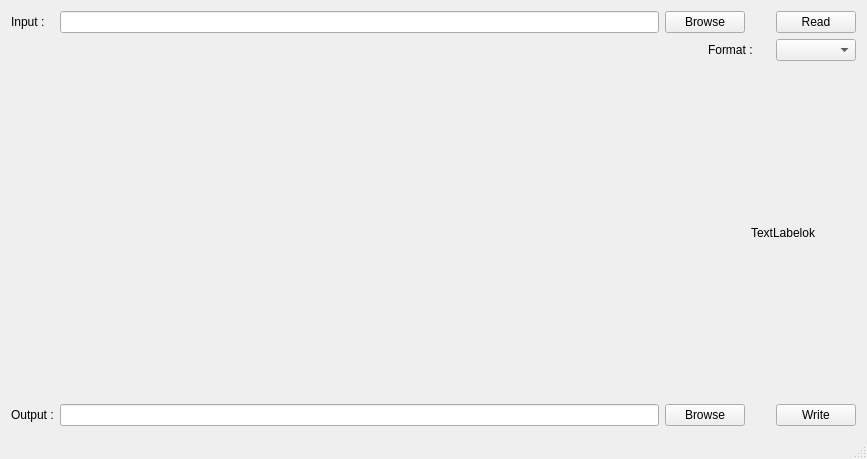
This is mainwindow.ui in thomaslepoix/Qucs-RFlayout as Qt 5 draws it before an edit. The edited form follows.
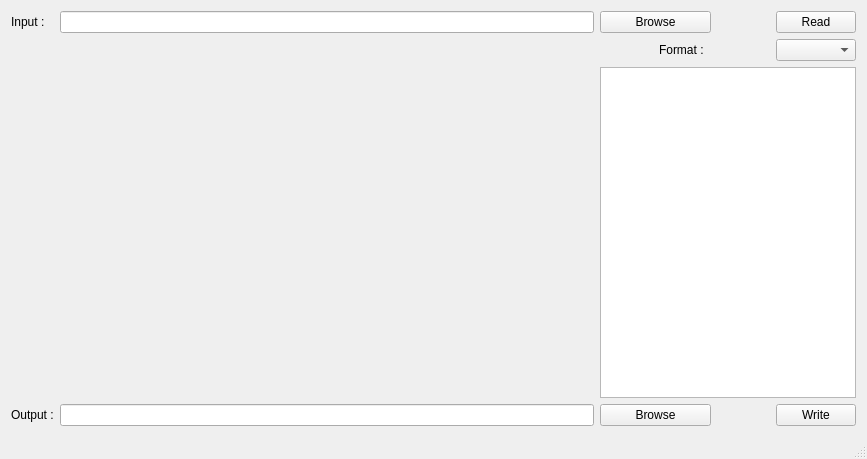
This is the edited form. Custom widgets are drawn as their Qt base class.

```diff
--- a/mainwindow.ui
+++ b/mainwindow.ui
@@ -32,13 +32,6 @@
     <item row="1" column="5">
      <widget class="QComboBox" name="cb_format"/>
     </item>
-    <item row="2" column="4" colspan="2">
-     <widget class="QLabel" name="l_debug">
-      <property name="text">
-       <string>TextLabelok</string>
-      </property>
-     </widget>
-    </item>
     <item row="3" column="0">
      <widget class="QLabel" name="l_output">
       <property name="text">
@@ -83,6 +76,10 @@
     <item row="1" column="0" rowspan="2" colspan="2">
      <widget class="Preview" name="glw_preview" native="true"/>
     </item>
+    <item row="2" column="2" colspan="4">
+     <widget class="QTextBrowser" name="tb_log">
+     </widget>
+    </item>
    </layout>
   </widget>
   <widget class="QMenuBar" name="menuBar">
```
